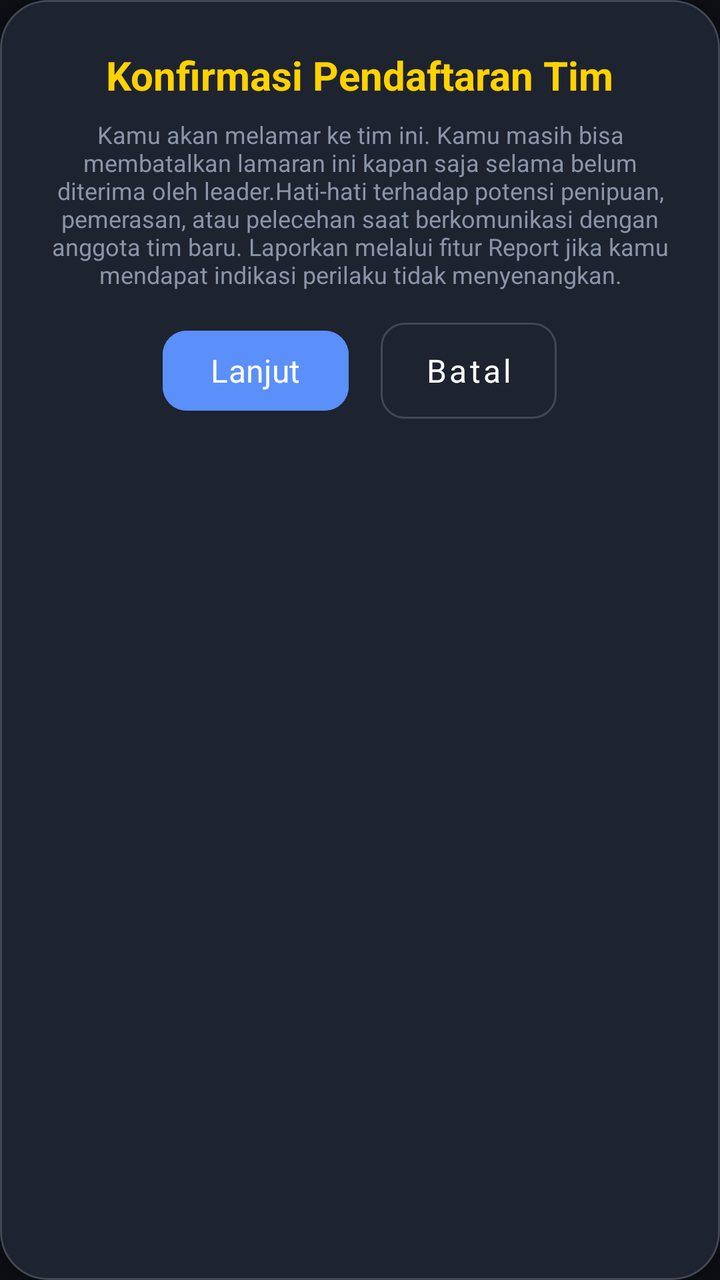
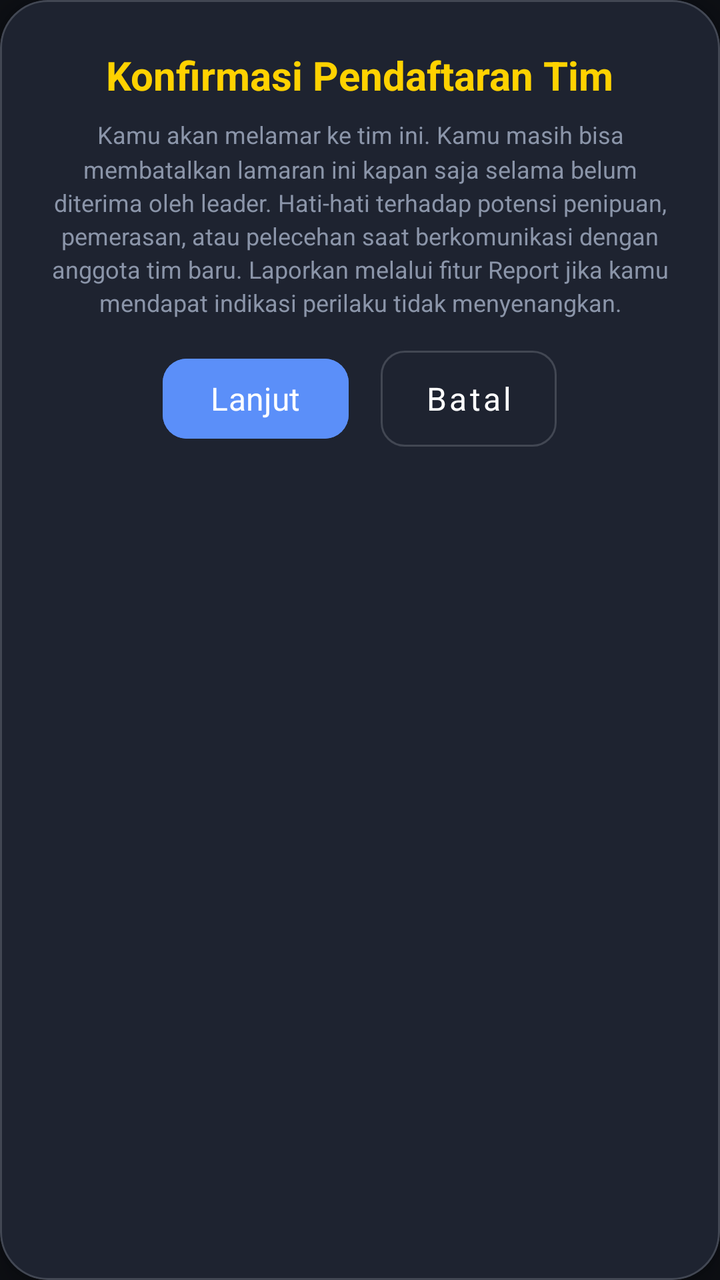

Compare the two renders of this Android layout. The source of the first and the diff that turns it into the second are given below.
<!-- AndroidManifest.xml: application theme Theme.Joko -->
<!-- res/layout/dialog_apply_confirmation.xml -->
<?xml version="1.0" encoding="utf-8"?>
<com.google.android.material.card.MaterialCardView xmlns:android="http://schemas.android.com/apk/res/android"
    xmlns:app="http://schemas.android.com/apk/res-auto"
    android:layout_width="wrap_content"
    android:layout_height="wrap_content"
    android:layout_gravity="center"
    app:cardBackgroundColor="@color/bg_elevated"
    app:cardCornerRadius="24dp"
    app:cardElevation="8dp"
    app:strokeColor="@color/outline_variant"
    app:strokeWidth="1dp">

    <LinearLayout
        android:layout_width="wrap_content"
        android:layout_height="wrap_content"
        android:gravity="center"
        android:orientation="vertical"
        android:padding="24dp">

        <TextView
            android:layout_width="wrap_content"
            android:layout_height="wrap_content"
            android:text="Konfirmasi Pendaftaran Tim"
            android:textColor="@color/tertiary"
            android:textStyle="bold"
            android:textSize="20sp" />

        <TextView
            android:layout_width="wrap_content"
            android:layout_height="wrap_content"
            android:fontFamily="sans-serif"
            android:text="Kamu akan melamar ke tim ini. Kamu masih bisa membatalkan lamaran ini kapan saja selama belum diterima oleh leader.Hati-hati terhadap potensi penipuan, pemerasan, atau pelecehan saat berkomunikasi dengan anggota tim baru. Laporkan melalui fitur Report jika kamu mendapat indikasi perilaku tidak menyenangkan."
            android:textColor="@color/text_secondary"
            android:textSize="12sp"
            android:layout_marginTop="8dp"
            android:gravity="center"/>

        <LinearLayout
            android:layout_width="wrap_content"
            android:layout_height="wrap_content"
            android:orientation="horizontal">

            <com.google.android.material.button.MaterialButton
                android:id="@+id/btnConfirm"
                android:layout_width="match_parent"
                android:layout_height="wrap_content"
                android:layout_marginTop="16dp"
                android:backgroundTint="@color/primary"
                android:text="Lanjut"
                android:textColor="@color/white"
                android:textSize="16sp"
                app:cornerRadius="12sp"
                />

            <com.google.android.material.button.MaterialButton
                android:id="@+id/btnCancel"
                style="@style/Widget.MaterialComponents.Button.OutlinedButton"
                android:layout_width="wrap_content"
                android:layout_height="wrap_content"
                android:layout_marginTop="16dp"
                android:layout_marginStart="16dp"
                android:text="Batal"
                android:textAllCaps="false"
                android:textColor="@color/white"
                android:textSize="16sp"
                app:cornerRadius="12dp"
                app:strokeColor="@color/outline_variant"
                android:insetTop="0dp"
                android:insetBottom="0dp"/>
        </LinearLayout>

    </LinearLayout>
</com.google.android.material.card.MaterialCardView>
<!-- resources referenced by this layout -->
<resources>
  <color name="bg_elevated">#1E2330</color>
  <color name="outline_variant">#424753</color>
  <color name="primary">#5B8FF9</color>
  <color name="tertiary">#FFD200</color>
  <color name="text_secondary">#8B95A9</color>
  <color name="white">#FFFFFFFF</color>
  <style name="Theme.Joko" parent="Base.Theme.Joko" />
  <style name="Base.Theme.Joko" parent="Theme.Material3.DayNight.NoActionBar">
          <item name="colorPrimary">@color/primary</item>
          <item name="android:statusBarColor">@color/bg_base</item>
          <item name="android:windowBackground">@color/bg_base</item>
  
          
          <item name="fontFamily">@font/font_body</item>
  
          <item name="textAppearanceHeadlineLarge">@style/TextAppearance.App.HeadlineLarge</item>
          <item name="textAppearanceHeadlineMedium">@style/TextAppearance.App.HeadlineMedium</item>
          <item name="textAppearanceHeadlineSmall">@style/TextAppearance.App.HeadlineSmall</item>
          <item name="textAppearanceTitleLarge">@style/TextAppearance.App.TitleLarge</item>
      </style>
  <color name="bg_base">#0D0F14</color>
  <style name="TextAppearance.App.HeadlineLarge" parent="TextAppearance.Material3.HeadlineLarge">
          <item name="fontFamily">@font/font_headlines</item>
          <item name="android:fontFamily">@font/font_headlines</item>
      </style>
  <style name="TextAppearance.App.HeadlineMedium" parent="TextAppearance.Material3.HeadlineMedium">
          <item name="fontFamily">@font/font_headlines</item>
          <item name="android:fontFamily">@font/font_headlines</item>
      </style>
  <style name="TextAppearance.App.HeadlineSmall" parent="TextAppearance.Material3.HeadlineSmall">
          <item name="fontFamily">@font/font_headlines</item>
          <item name="android:fontFamily">@font/font_headlines</item>
      </style>
  <style name="TextAppearance.App.TitleLarge" parent="TextAppearance.Material3.TitleLarge">
          <item name="fontFamily">@font/font_headlines</item>
          <item name="android:fontFamily">@font/font_headlines</item>
          <item name="android:textStyle">bold</item>
      </style>
</resources>

<!-- the commit's change to res/layout/dialog_apply_confirmation.xml (unified diff, before → after) -->
@@ -29,11 +29,13 @@
             android:layout_width="wrap_content"
             android:layout_height="wrap_content"
             android:fontFamily="sans-serif"
-            android:text="Kamu akan melamar ke tim ini. Kamu masih bisa membatalkan lamaran ini kapan saja selama belum diterima oleh leader.Hati-hati terhadap potensi penipuan, pemerasan, atau pelecehan saat berkomunikasi dengan anggota tim baru. Laporkan melalui fitur Report jika kamu mendapat indikasi perilaku tidak menyenangkan."
+            android:text="Kamu akan melamar ke tim ini. Kamu masih bisa membatalkan lamaran ini kapan saja selama belum diterima oleh leader. Hati-hati terhadap potensi penipuan, pemerasan, atau pelecehan saat berkomunikasi dengan anggota tim baru. Laporkan melalui fitur Report jika kamu mendapat indikasi perilaku tidak menyenangkan."
             android:textColor="@color/text_secondary"
+            android:lineSpacingMultiplier="1.2"
             android:textSize="12sp"
+            android:textAlignment="center"
             android:layout_marginTop="8dp"
-            android:gravity="center"/>
+            />
 
         <LinearLayout
             android:layout_width="wrap_content"
